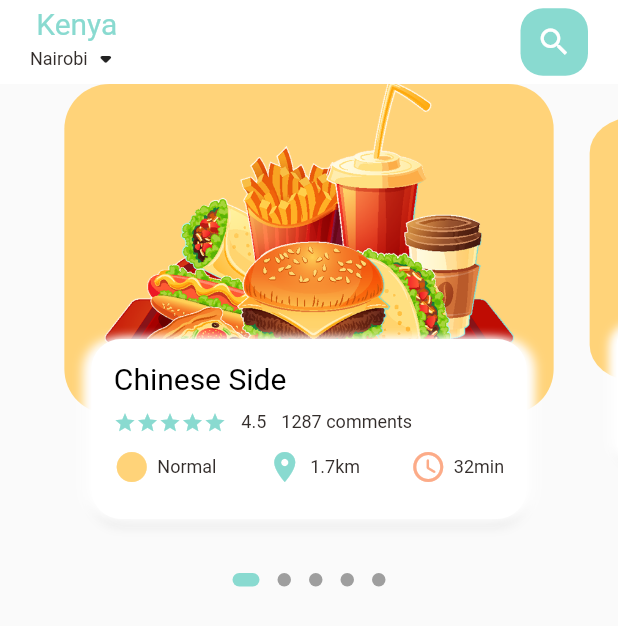
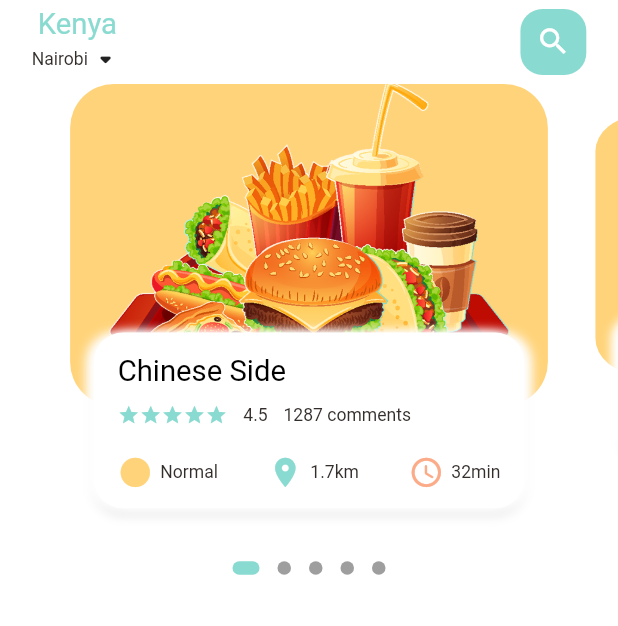
Before and after one commit to Crucialjun/fooddelivery, a Flutter app: the screen it shows after launch, on a phone screen of 412 x 824 dp. Shown: the top 626 px of the screen. Run offline on Flutter 3.47's test engine with Material 2 defaults, Android fonts, the phone set to English and light mode, and no system bars; drawn by our look-alikes of dots_indicator; our stand-ins replace get, google_fonts.

Commit message:
dynamic values

```diff
--- a/lib/main.dart
+++ b/lib/main.dart
@@ -1,6 +1,7 @@
 import 'package:flutter/material.dart';
 import 'package:fooddelivery/screens/main_dashboard.dart';
 import 'package:fooddelivery/utils/custom_scroll_behaviour.dart';
+import 'package:get/get.dart';
 
 void main() {
   runApp(const MyApp());
@@ -12,7 +13,7 @@ class MyApp extends StatelessWidget {
   // This widget is the root of your application.
   @override
   Widget build(BuildContext context) {
-    return MaterialApp(
+    return GetMaterialApp(
       scrollBehavior: CustomScrollBehaviour(),
       debugShowCheckedModeBanner: false,
       title: 'Flutter Demo',
--- a/lib/screens/main_dashboard.dart
+++ b/lib/screens/main_dashboard.dart
@@ -2,6 +2,7 @@ import 'package:dots_indicator/dots_indicator.dart';
 import 'package:flutter/material.dart';
 import 'package:flutter/services.dart';
 import 'package:fooddelivery/app_colors.dart';
+import 'package:fooddelivery/utils/dimensions.dart';
 import 'package:fooddelivery/widgets/custom_big_text.dart';
 import 'package:fooddelivery/widgets/custom_small_text.dart';
 import 'package:fooddelivery/widgets/dashboard_pageview_item.dart';
@@ -40,17 +41,21 @@ class _MainDashboardState extends State<MainDashboard> {
         elevation: 0.0,
         backgroundColor: Colors.white,
         systemOverlayStyle: const SystemUiOverlayStyle(
-            statusBarColor: Colors.white,
+            statusBarColor: Colors.transparent,
             statusBarBrightness: Brightness.light,
             statusBarIconBrightness: Brightness.dark),
         flexibleSpace: Container(
-          padding: const EdgeInsets.only(left: 20, right: 20, top: 0),
+          padding: EdgeInsets.only(
+            top: AppDimensions.statusbarHeight,
+            left: AppDimensions.width20,
+            right: AppDimensions.width20,
+          ),
           child: Row(
               crossAxisAlignment: CrossAxisAlignment.center,
               mainAxisAlignment: MainAxisAlignment.spaceBetween,
               children: [
                 SizedBox(
-                  height: 50,
+                  height: AppDimensions.height60,
                   child: Column(
                     mainAxisAlignment: MainAxisAlignment.center,
                     crossAxisAlignment: CrossAxisAlignment.center,
@@ -58,9 +63,12 @@ class _MainDashboardState extends State<MainDashboard> {
                       const CustomBigText(
                           text: "Kenya", color: AppColors.mainColor),
                       Row(
-                        children: const [
-                          CustomSmallText(text: "Nairobi"),
-                          Icon(Icons.arrow_drop_down_rounded)
+                        children: [
+                          const CustomSmallText(text: "Nairobi"),
+                          Icon(
+                            Icons.arrow_drop_down_rounded,
+                            size: AppDimensions.iconsSize24,
+                          )
                         ],
                       )
                     ],
@@ -68,13 +76,15 @@ class _MainDashboardState extends State<MainDashboard> {
                 ),
                 Center(
                   child: Container(
-                    width: 45,
-                    height: 45,
+                    width: AppDimensions.height45,
+                    height: AppDimensions.height45,
                     decoration: BoxDecoration(
-                        borderRadius: BorderRadius.circular(15),
+                        borderRadius:
+                            BorderRadius.circular(AppDimensions.radius15),
                         color: AppColors.mainColor),
-                    child: const Icon(
+                    child: Icon(
                       Icons.search,
+                      size: AppDimensions.iconsSize24,
                       color: Colors.white,
                     ),
                   ),
@@ -82,10 +92,12 @@ class _MainDashboardState extends State<MainDashboard> {
               ]),
         ),
       ),
-      body: Column(
+      body: Container(
+        color: Colors.white,
+        child: Column(
           children: [
             SizedBox(
-            height: 320,
+              height: AppDimensions.pageviewMainContainer,
               child: PageView.builder(
                   controller: _pageController,
                   itemCount: 5,
@@ -109,6 +121,7 @@ class _MainDashboardState extends State<MainDashboard> {
             )
           ],
         ),
+      ),
     );
   }
 }
--- a/lib/utils/dimensions.dart
+++ b/lib/utils/dimensions.dart
@@ -1,9 +1,37 @@
-import 'package:flutter/cupertino.dart';
+import 'package:get/get.dart';
 
 class AppDimensions {
-  final BuildContext context;
+  static double screenHeight = Get.height;
+  static double screenWidth = Get.width;
 
-  AppDimensions(this.context);
+  static double pageviewImageContainer = screenHeight / 3.84;
+  static double pageviewTextContainer = screenHeight / 7.03;
+  static double pageviewMainContainer = screenHeight / 2.64;
 
-  static double screenHeight = MediaQuery.of(context).size;
+  static double height10 = screenHeight / 84.40;
+  static double height15 = screenHeight / 56.27;
+  static double height20 = screenHeight / 42.20;
+  static double height30 = screenHeight / 28.13;
+  static double height45 = screenHeight / 18.76;
+  static double height60 = screenHeight / 14.07;
+
+  static double width10 = screenWidth / 39;
+  static double width15 = screenWidth / 26;
+  static double width20 = screenWidth / 19.50;
+  static double width30 = screenWidth / 13;
+  static double width45 = screenWidth / 13;
+
+  static double font20 = screenHeight / 42.20;
+  static double font12 = screenHeight / 70.33;
+
+  static double radius20 = screenHeight / 42.20;
+  static double radius30 = screenHeight / 28.13;
+  static double radius15 = screenHeight / 56.27;
+
+  static double textHeight1pt2 = screenHeight / 703.33;
+
+  static double iconsSize24 = screenHeight / 35.17;
+  static double iconsSize15 = screenHeight / 56.27;
+
+  static double statusbarHeight = Get.mediaQuery.padding.top;
 }
--- a/lib/widgets/custom_big_text.dart
+++ b/lib/widgets/custom_big_text.dart
@@ -1,4 +1,5 @@
 import 'package:flutter/material.dart';
+import 'package:fooddelivery/utils/dimensions.dart';
 import 'package:google_fonts/google_fonts.dart';
 
 class CustomBigText extends StatelessWidget {
@@ -16,7 +17,7 @@ class CustomBigText extends StatelessWidget {
           color: color,
           fontWeight: FontWeight.w400,
           fontFamily: GoogleFonts.roboto().fontFamily,
-          fontSize: 20),
+          fontSize: AppDimensions.font20),
     );
   }
 }
--- a/lib/widgets/custom_small_text.dart
+++ b/lib/widgets/custom_small_text.dart
@@ -1,17 +1,16 @@
 import 'package:flutter/material.dart';
 import 'package:fooddelivery/app_colors.dart';
+import 'package:fooddelivery/utils/dimensions.dart';
 import 'package:google_fonts/google_fonts.dart';
 
 class CustomSmallText extends StatelessWidget {
   final Color color;
   final String text;
-  final double textHeight;
-  const CustomSmallText(
-      {Key? key,
-      this.color = AppColors.mainBlackColor,
-      required this.text,
-      this.textHeight = 1.2})
-      : super(key: key);
+  const CustomSmallText({
+    Key? key,
+    this.color = AppColors.mainBlackColor,
+    required this.text,
+  }) : super(key: key);
 
   @override
   Widget build(BuildContext context) {
@@ -19,10 +18,10 @@ class CustomSmallText extends StatelessWidget {
       text,
       maxLines: 1,
       style: TextStyle(
-          height: textHeight,
+          height: AppDimensions.textHeight1pt2,
           color: color,
           fontFamily: GoogleFonts.roboto().fontFamily,
-          fontSize: 12),
+          fontSize: AppDimensions.font12),
     );
   }
 }
--- a/lib/widgets/dashboard_pageview_item.dart
+++ b/lib/widgets/dashboard_pageview_item.dart
@@ -1,5 +1,6 @@
 import 'package:flutter/material.dart';
 import 'package:fooddelivery/app_colors.dart';
+import 'package:fooddelivery/utils/dimensions.dart';
 import 'package:fooddelivery/widgets/custom_big_text.dart';
 import 'package:fooddelivery/widgets/custom_small_text.dart';
 import 'package:fooddelivery/widgets/food_lower_details.dart';
@@ -20,7 +21,7 @@ class _DashboardPageviewItemState extends State<DashboardPageviewItem> {
   Widget build(BuildContext context) {
     double _scaleFactor = 0.8;
     Matrix4 matrix = Matrix4.identity();
-    int _height = 220;
+    double _height = AppDimensions.pageviewImageContainer;
     if (widget.index == widget.pageValue.floor()) {
       double currentScale =
           1 - (widget.pageValue - widget.index) * (1 - _scaleFactor);
@@ -47,24 +48,27 @@ class _DashboardPageviewItemState extends State<DashboardPageviewItem> {
     }
     return Transform(
       transform: matrix,
-      child: Container(
       child: Stack(
         children: [
           Container(
-              height: 220,
-              margin: const EdgeInsets.only(left: 12, right: 12),
+            height: AppDimensions.pageviewImageContainer,
+            margin: EdgeInsets.only(
+                left: AppDimensions.width15, right: AppDimensions.width15),
             decoration: BoxDecoration(
                 image: const DecorationImage(
                     fit: BoxFit.cover,
                     image: AssetImage("assets/images/foodimage1.png")),
-                  borderRadius: BorderRadius.circular(30),
+                borderRadius: BorderRadius.circular(AppDimensions.radius30),
                 color: AppColors.yellowColor),
           ),
           Align(
             alignment: Alignment.bottomCenter,
             child: Container(
-                height: 120,
-                margin: const EdgeInsets.only(left: 30, right: 30, bottom: 30),
+              height: AppDimensions.pageviewTextContainer,
+              margin: EdgeInsets.only(
+                  left: AppDimensions.width30,
+                  right: AppDimensions.width30,
+                  bottom: AppDimensions.height30),
               decoration: BoxDecoration(
                   boxShadow: const [
                     BoxShadow(
@@ -80,41 +84,44 @@ class _DashboardPageviewItemState extends State<DashboardPageviewItem> {
                         blurRadius: 5.0,
                         offset: Offset(5, 0)),
                   ],
-                    borderRadius: BorderRadius.circular(20),
+                  borderRadius: BorderRadius.circular(AppDimensions.radius20),
                   color: Colors.white),
               child: Container(
-                  padding: const EdgeInsets.only(top: 15, left: 15, right: 15),
+                padding: EdgeInsets.only(
+                    top: AppDimensions.height15,
+                    left: AppDimensions.width15,
+                    right: AppDimensions.width15),
                 child: Column(
                   crossAxisAlignment: CrossAxisAlignment.start,
                   children: [
                     const CustomBigText(
                         color: Colors.black, text: "Chinese Side"),
-                      const SizedBox(
-                        height: 10,
+                    SizedBox(
+                      height: AppDimensions.height10,
                     ),
                     Row(
                       children: [
                         Wrap(
                           children: List.generate(
                               5,
-                                (index) => const Icon(
+                              (index) => Icon(
                                     Icons.star,
                                     color: AppColors.mainColor,
-                                      size: 15,
+                                    size: AppDimensions.iconsSize15,
                                   )),
                         ),
-                          const SizedBox(
-                            width: 10,
+                        SizedBox(
+                          width: AppDimensions.width10,
                         ),
                         const CustomSmallText(text: "4.5"),
-                          const SizedBox(
-                            width: 10,
+                        SizedBox(
+                          width: AppDimensions.width10,
                         ),
                         const CustomSmallText(text: "1287 comments"),
                       ],
                     ),
-                      const SizedBox(
-                        height: 10,
+                    SizedBox(
+                      height: AppDimensions.height20,
                     ),
                     const FoodsLowerDetails()
                   ],
@@ -124,7 +131,6 @@ class _DashboardPageviewItemState extends State<DashboardPageviewItem> {
           )
         ],
       ),
-      ),
     );
   }
 }
--- a/lib/widgets/food_lower_details.dart
+++ b/lib/widgets/food_lower_details.dart
@@ -1,5 +1,6 @@
 import 'package:flutter/material.dart';
 import 'package:fooddelivery/app_colors.dart';
+import 'package:fooddelivery/utils/dimensions.dart';
 import 'package:fooddelivery/widgets/custom_small_text.dart';
 
 class FoodsLowerDetails extends StatelessWidget {
@@ -11,45 +12,48 @@ class FoodsLowerDetails extends StatelessWidget {
       mainAxisAlignment: MainAxisAlignment.spaceBetween,
       children: [
         Row(
-          children: const [
+          children: [
             Icon(
               Icons.circle_sharp,
               color: AppColors.yellowColor,
+              size: AppDimensions.iconsSize24,
             ),
-            SizedBox(
+            const SizedBox(
               width: 5,
             ),
-            CustomSmallText(text: "Normal")
+            const CustomSmallText(text: "Normal")
           ],
         ),
         const SizedBox(
           width: 15,
         ),
         Row(
-          children: const [
+          children: [
             Icon(
               Icons.location_on,
+              size: AppDimensions.iconsSize24,
               color: AppColors.mainColor,
             ),
-            SizedBox(
+            const SizedBox(
               width: 5,
             ),
-            CustomSmallText(text: "1.7km")
+            const CustomSmallText(text: "1.7km")
           ],
         ),
         const SizedBox(
           width: 15,
         ),
         Row(
-          children: const [
+          children: [
             Icon(
               Icons.access_time_rounded,
               color: AppColors.iconColor2,
+              size: AppDimensions.iconsSize24,
             ),
-            SizedBox(
+            const SizedBox(
               width: 5,
             ),
-            CustomSmallText(text: "32min")
+            const CustomSmallText(text: "32min")
           ],
         ),
       ],
--- a/pubspec.yaml
+++ b/pubspec.yaml
@@ -35,6 +35,7 @@ dependencies:
   cupertino_icons: ^1.0.2
   google_fonts: ^2.3.2
   dots_indicator: ^2.1.0
+  get: ^4.6.1
 
 dev_dependencies:
   flutter_test:
```
Also changed, not shown: pubspec.lock. Lines whose indentation alone changed are shown as unchanged.
